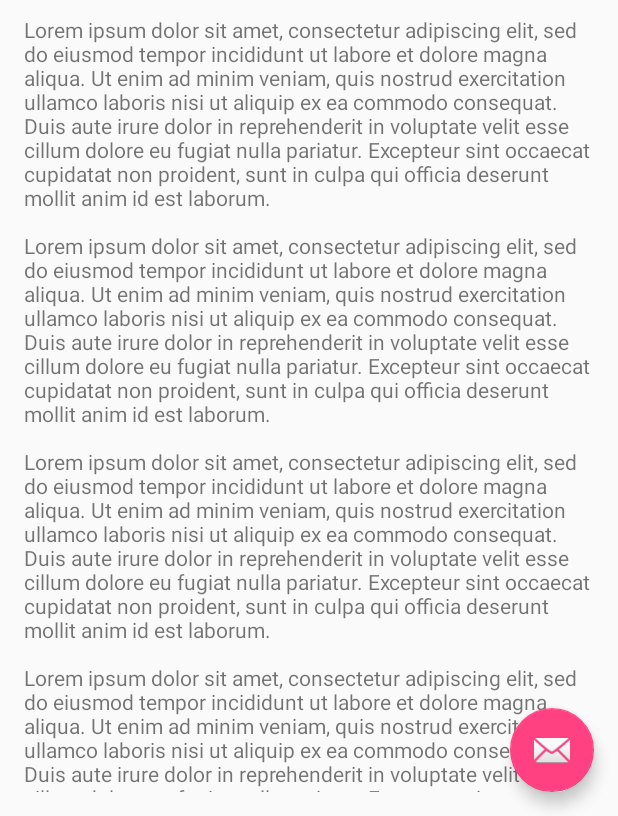
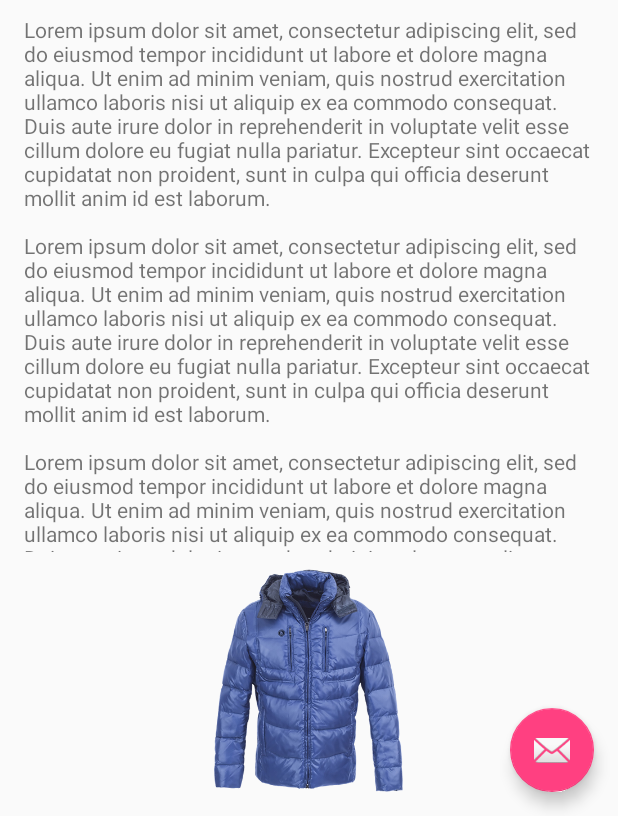
Before and after one commit to bindolee/Android_Esstial_training, an Android app: the screen it shows after launch (MainActivity), on a phone screen of 412 x 824 dp, the part 420-1236 px from its top. Run offline under Robolectric (Android 15) with nearby library versions, the phone set to English and light mode, and no system bars.

Commit message:
faster way to load image view from asset and jave code accordingly.

```diff
--- a/app/src/main/java/essential/sbin/com/sbin_app/MainActivity.java
+++ b/app/src/main/java/essential/sbin/com/sbin_app/MainActivity.java
@@ -1,6 +1,7 @@
 package essential.sbin.com.sbin_app;
 
 import android.content.res.Configuration;
+import android.graphics.drawable.Drawable;
 import android.os.Bundle;
 import android.support.design.widget.CoordinatorLayout;
 import android.support.design.widget.FloatingActionButton;
@@ -13,6 +14,9 @@ import android.view.View;
 import android.widget.EditText;
 import android.widget.ImageView;
 import android.widget.TextView;
+
+import java.io.IOException;
+import java.io.InputStream;
 
 public class MainActivity extends AppCompatActivity {
 
@@ -50,8 +54,17 @@ public class MainActivity extends AppCompatActivity {
         //iv.setImageResource(R.drawable.jacket101);
 
         String imageName = "jacket101";
-        int res = getResources().getIdentifier(imageName,"drawable", getPackageName());
-        iv.setImageResource(res);
+        /*int res = getResources().getIdentifier(imageName,"drawable", getPackageName());
+        iv.setImageResource(res);*/
+
+        try {
+            InputStream stream = getAssets().open(imageName+".png");
+            Drawable d = Drawable.createFromStream(stream,null);
+            iv.setImageDrawable(d);
+
+        } catch (IOException e) {
+            e.printStackTrace();
+        }
 
 
     }
--- a/app/src/main/res/layout/content_main.xml
+++ b/app/src/main/res/layout/content_main.xml
@@ -54,7 +54,8 @@
     <ScrollView
         android:layout_width="match_parent"
         android:layout_height="match_parent"
-        android:layout_below="@+id/imageView">
+        android:layout_below="@+id/imageView"
+        android:layout_above="@+id/photo">
 
         <TextView
             android:id="@+id/long_text"
@@ -64,4 +65,12 @@
             android:text="@string/lorem_ipsum" />
     </ScrollView>
 
+    <ImageView
+        android:id="@+id/photo"
+        android:layout_width="@dimen/logo_side"
+        android:layout_height="@dimen/logo_side"
+        android:layout_centerHorizontal="true"
+        android:layout_alignParentBottom="true"
+        android:layout_marginTop="10dp" />
+
 </RelativeLayout>
```
Also changed, not shown: app/src/main/assets/jacket101.png (added).
